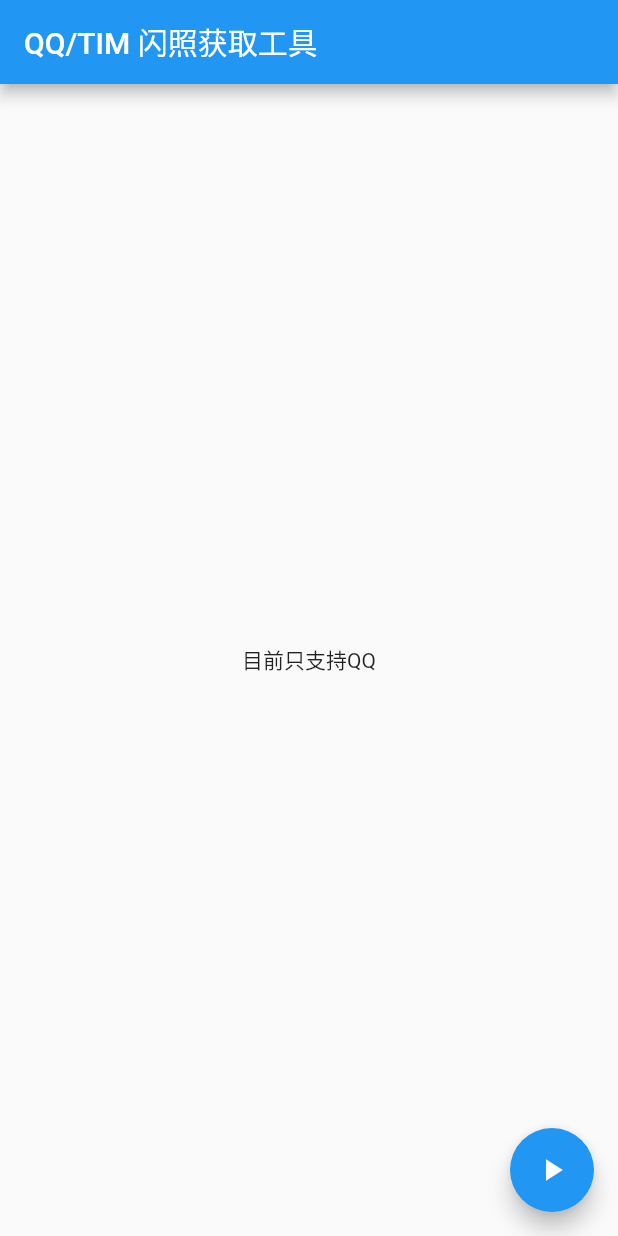
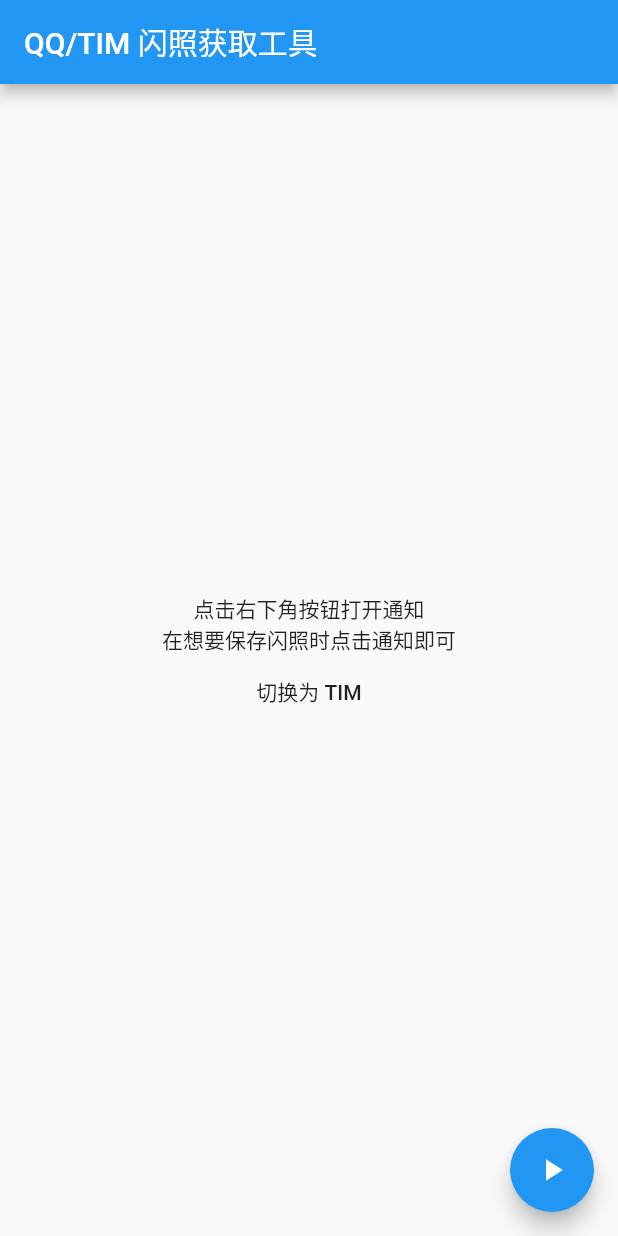
Before and after one commit to Yesterday17/FlashPictureCapturer, a Flutter app: the screen it shows after launch, after a tap on the "play arrow" icon, on a phone screen of 412 x 824 dp. Run offline on Flutter 3.47's test engine with Material 2 defaults, Android fonts, the phone set to English and light mode, and no system bars; our stand-ins replace flutter_local_notifications, fluttertoast, permission_handler.

Commit message:
Most features.

```diff
--- a/lib/main.dart
+++ b/lib/main.dart
@@ -2,15 +2,16 @@ import 'dart:io';
 
 import 'package:flutter/material.dart';
 import 'package:flutter_local_notifications/flutter_local_notifications.dart';
+import 'package:path_provider/path_provider.dart';
 import 'package:permission_handler/permission_handler.dart';
-import 'package:path_provider/path_provider.dart';
-
-FlutterLocalNotificationsPlugin notification;
+import 'package:fluttertoast/fluttertoast.dart';
 
 void main() {
   notification = FlutterLocalNotificationsPlugin();
   runApp(MyApp());
 }
+
+FlutterLocalNotificationsPlugin notification;
 
 class MyApp extends StatelessWidget {
   @override
@@ -26,9 +27,9 @@ class MyApp extends StatelessWidget {
 }
 
 class MyHomePage extends StatefulWidget {
+  final String title;
+
   MyHomePage({Key key, this.title}) : super(key: key);
-
-  final String title;
 
   @override
   _MyHomePageState createState() => _MyHomePageState();
@@ -36,10 +37,115 @@ class MyHomePage extends StatefulWidget {
 
 class _MyHomePageState extends State<MyHomePage> {
   bool isQQ = true;
+  String picture = '';
+
+  Future<String> get _localPath async {
+    final directory = await getExternalStorageDirectory();
+    return directory.path +
+        '/tencent/' +
+        (isQQ ? 'MobileQQ' : 'Tim') +
+        '/diskcache';
+  }
+
+  Future<String> get _toPath async {
+    final directory = await getExternalStorageDirectory();
+    return directory.path + '/FlashPicture/';
+  }
+
+  @override
+  Widget build(BuildContext context) {
+    return Scaffold(
+      appBar: AppBar(
+        title: Text(widget.title),
+      ),
+      body: Center(
+        child: Column(
+          mainAxisAlignment: MainAxisAlignment.center,
+          children: <Widget>[
+            Text('点击右下角按钮打开通知'),
+            Text('在想要保存闪照时点击通知即可'),
+            FlatButton(
+              child: Text('切换为 ' + (isQQ ? 'TIM' : 'QQ')),
+              onPressed: _toggleQQTim,
+            )
+          ],
+        ),
+      ),
+      floatingActionButton: FloatingActionButton(
+        onPressed: _showNotification,
+        tooltip: '显示通知',
+        child: Icon(Icons.play_arrow),
+      ),
+    );
+  }
+
+  Future<bool> checkPermission() async {
+    var status = await PermissionHandler()
+        .checkPermissionStatus(PermissionGroup.storage);
+    return status == PermissionStatus.granted;
+  }
+
+  Future copyFlashPicture(String path) async {
+    var dir = Directory(await _toPath);
+    if (!dir.existsSync()) {
+      dir.createSync();
+    }
+
+    var result = (await _toPath) + picture + '.png';
+    File(path).copySync(result);
+    // showToast('已保存至: ' + result);
+  }
+
+  Future getFlashPicture(String payload) async {
+    // 1. Check whether the cache folder exists
+    var exists = await _localPathExists();
+    if (!exists) {
+      showToast('缓存目录不存在！');
+      return;
+    }
+
+    // 2. Get files in cache folder
+    List<FileSystemEntity> list;
+    try {
+      list = Directory(await _localPath)
+          .listSync(recursive: true)
+          .where((item) => item.uri.pathSegments.last.endsWith('fp'))
+          .toList();
+    } catch (e) {
+      debugPrint(e.toString());
+      return;
+    }
+    if (list.length > 0) {
+      list.sort((a, b) => (a.statSync().modified.millisecondsSinceEpoch <
+              b.statSync().modified.millisecondsSinceEpoch)
+          ? 1
+          : -1);
+
+      for (var item in list) {
+        // showToast('发现闪照: ' + item.uri.pathSegments.last);
+        // showToast('修改时间: ' + item.statSync().modified.toString());
+        picture = item.uri.pathSegments.last;
+        await copyFlashPicture(item.path);
+        // break;
+      }
+    }
+
+    // FlashPicture Not Found
+    if (picture == '') {
+      showToast('未找到闪照！');
+    }
+    picture = ''; // Reset picture
+  }
 
   @override
   void initState() {
     super.initState();
+
+    if (!Platform.isAndroid) {
+      showToast('只支持 Android 平台！');
+      exit(0);
+    }
+
     var initializationSettingsAndroid =
         new AndroidInitializationSettings('app_icon');
     var initializationSettingsIOS = new IOSInitializationSettings();
@@ -55,14 +161,37 @@ class _MyHomePageState extends State<MyHomePage> {
     });
   }
 
-  Future<bool> checkPermission() async {
-    var status = await PermissionHandler()
-        .checkPermissionStatus(PermissionGroup.storage);
-    return status == PermissionStatus.granted;
+  requestPermission() async {
+    Map<PermissionGroup, PermissionStatus> status =
+        await PermissionHandler().requestPermissions([PermissionGroup.storage]);
+    if (status[PermissionGroup.storage] != PermissionStatus.granted) {
+      showToast('存储权限必须！');
+      exit(0);
+    }
   }
 
-  requestPermission() async {
-    await PermissionHandler().requestPermissions([PermissionGroup.storage]);
+  void showToast(String message) {
+    Fluttertoast.showToast(
+        msg: message,
+        toastLength: Toast.LENGTH_SHORT,
+        gravity: ToastGravity.BOTTOM,
+        timeInSecForIos: 3,
+        backgroundColor: Colors.blueGrey,
+        textColor: Colors.white,
+        fontSize: 12.0);
+  }
+
+  Future<bool> _localPathExists() async => Directory(await _localPath).exists();
+
+  void _showNotification() {
+    var androidPlatformChannelSpecifics = new AndroidNotificationDetails(
+        'fpc', 'FlashPicture Capturer', 'Capture flash picture of QQ or TIM.',
+        importance: Importance.Max, priority: Priority.Max, autoCancel: false);
+    var iOSPlatformChannelSpecifics = new IOSNotificationDetails();
+    var platformChannelSpecifics = new NotificationDetails(
+        androidPlatformChannelSpecifics, iOSPlatformChannelSpecifics);
+    notification.show(0, (isQQ ? 'QQ' : 'TIM') + ' 闪照获取工具', '当需要保存闪照时，点击该通知。',
+        platformChannelSpecifics);
   }
 
   void _toggleQQTim() {
@@ -70,83 +199,4 @@ class _MyHomePageState extends State<MyHomePage> {
       isQQ = !isQQ;
     });
   }
-
-  Future<String> get _localPath async {
-    final directory = await getExternalStorageDirectory();
-    return directory.path +
-        '/tencent/' +
-        (isQQ ? 'MobileQQ' : 'Tim') +
-        '/diskcache';
-  }
-
-  Future<bool> _localPathExists() async => Directory(await _localPath).exists();
-
-  void _showNotification() async {
-    var exists = await _localPathExists();
-    debugPrint(await _localPath);
-    if (!exists) {
-      debugPrint('Not Exist!');
-      return;
-    }
-
-    var androidPlatformChannelSpecifics = new AndroidNotificationDetails(
-        'fpc', 'FlashPicture Capturer', 'Capture flash picture of QQ or TIM.',
-        importance: Importance.Max, priority: Priority.Max, autoCancel: false);
-    var iOSPlatformChannelSpecifics = new IOSNotificationDetails();
-    var platformChannelSpecifics = new NotificationDetails(
-        androidPlatformChannelSpecifics, iOSPlatformChannelSpecifics);
-    notification.show(
-        0, "QQ/TIM 闪照获取工具", "当需要保存闪照时，点击该通知。", platformChannelSpecifics);
-    _localPath;
-  }
-
-  @override
-  Widget build(BuildContext context) {
-    return Scaffold(
-      appBar: AppBar(
-        title: Text(widget.title),
-      ),
-      body: Center(
-        child: Column(
-          mainAxisAlignment: MainAxisAlignment.center,
-          children: <Widget>[
-            Text(
-              '目前只支持QQ',
-            ),
-          ],
-        ),
-      ),
-      floatingActionButton: FloatingActionButton(
-        onPressed: _showNotification,
-        tooltip: '显示通知',
-        child: Icon(Icons.play_arrow),
-      ),
-    );
-  }
-
-  Future getFlashPicture(String payload) async {
-    await requestPermission();
-    var path = await _localPath;
-    List<FileSystemEntity> list;
-    try {
-      list = Directory(path).listSync(recursive: true);
-    } catch (e) {
-      debugPrint(e.toString());
-      return;
-    }
-    if (list.length > 0) {
-      list.sort((a, b) => (a.statSync().modified.millisecondsSinceEpoch <
-              b.statSync().modified.millisecondsSinceEpoch)
-          ? 1
-          : -1);
-
-      for (var item in list) {
-        if (item.uri.pathSegments.last.endsWith("_fp")) {
-          debugPrint('发现闪照: ' + item.path);
-          debugPrint('修改时间: ' + item.statSync().modified.toString());
-          break;
-        }
-      }
-    }
-  }
 }
--- a/pubspec.yaml
+++ b/pubspec.yaml
@@ -23,6 +23,8 @@ dependencies:
   flutter_local_notifications: ^0.5.2
   path_provider: ^0.5.0+1
   permission_handler: ^3.0.0
+  shared_preferences: ^0.5.1+2
+  fluttertoast: ^3.0.3
 
 dev_dependencies:
   flutter_test:
```
Also changed, not shown: pubspec.lock.
